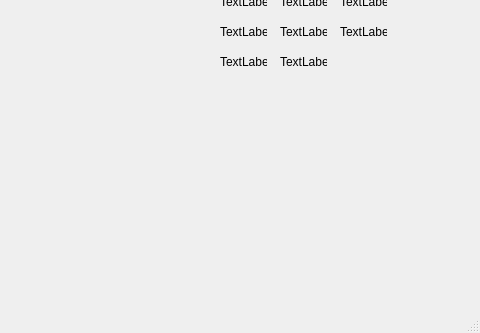
Before: the Qt Designer form mainwindow.ui in Loksli17/digital-signature-pro-turbo, drawn with Qt 5; both pictures show x 320 to 800 and y 465 to 798 of the 800 by 798 pixel window.
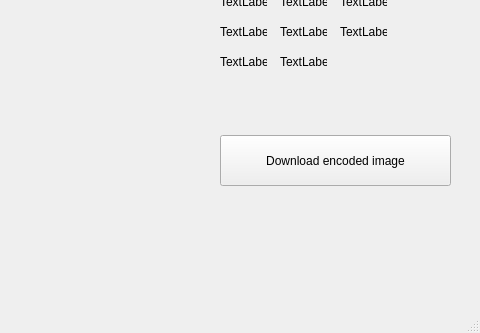
After: the same form once the commit is applied.

Patch:
```diff
--- a/mainwindow.ui
+++ b/mainwindow.ui
@@ -422,6 +422,19 @@
      <string>Decode</string>
     </property>
    </widget>
+   <widget class="QPushButton" name="pushButton">
+    <property name="geometry">
+     <rect>
+      <x>540</x>
+      <y>600</y>
+      <width>231</width>
+      <height>51</height>
+     </rect>
+    </property>
+    <property name="text">
+     <string>Download encoded image</string>
+    </property>
+   </widget>
   </widget>
   <widget class="QMenuBar" name="menubar">
    <property name="geometry">
```
